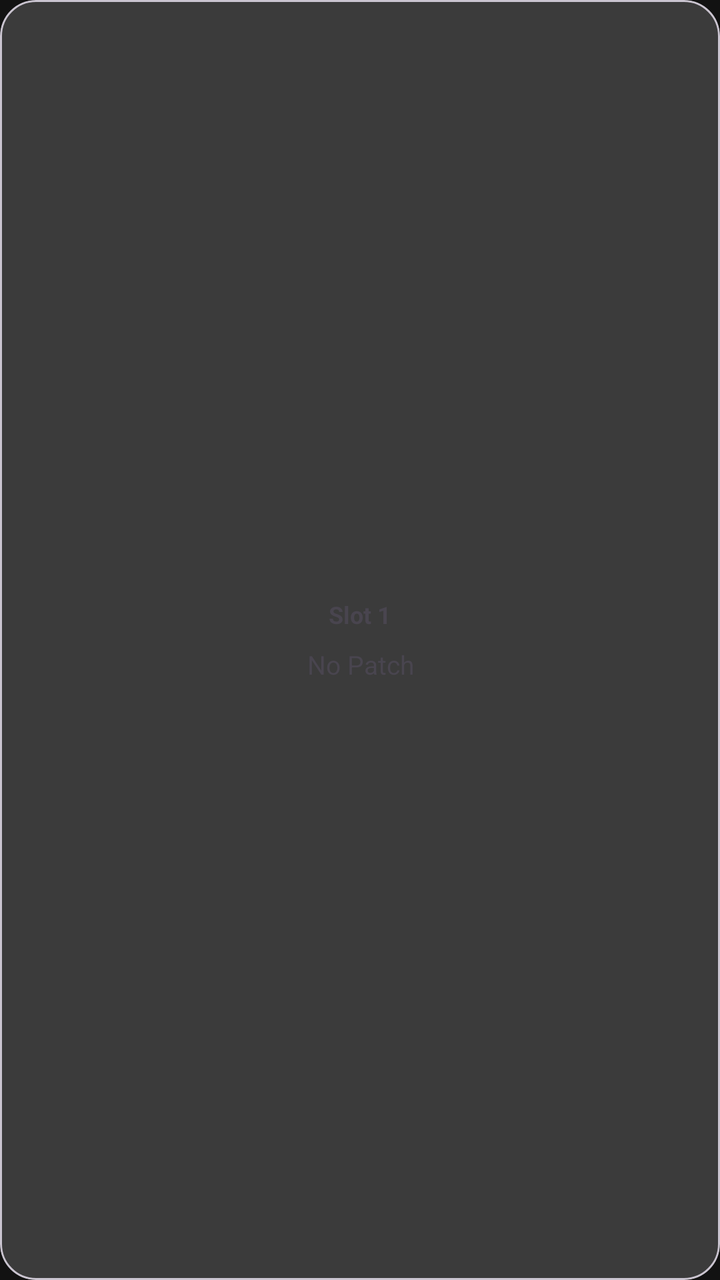
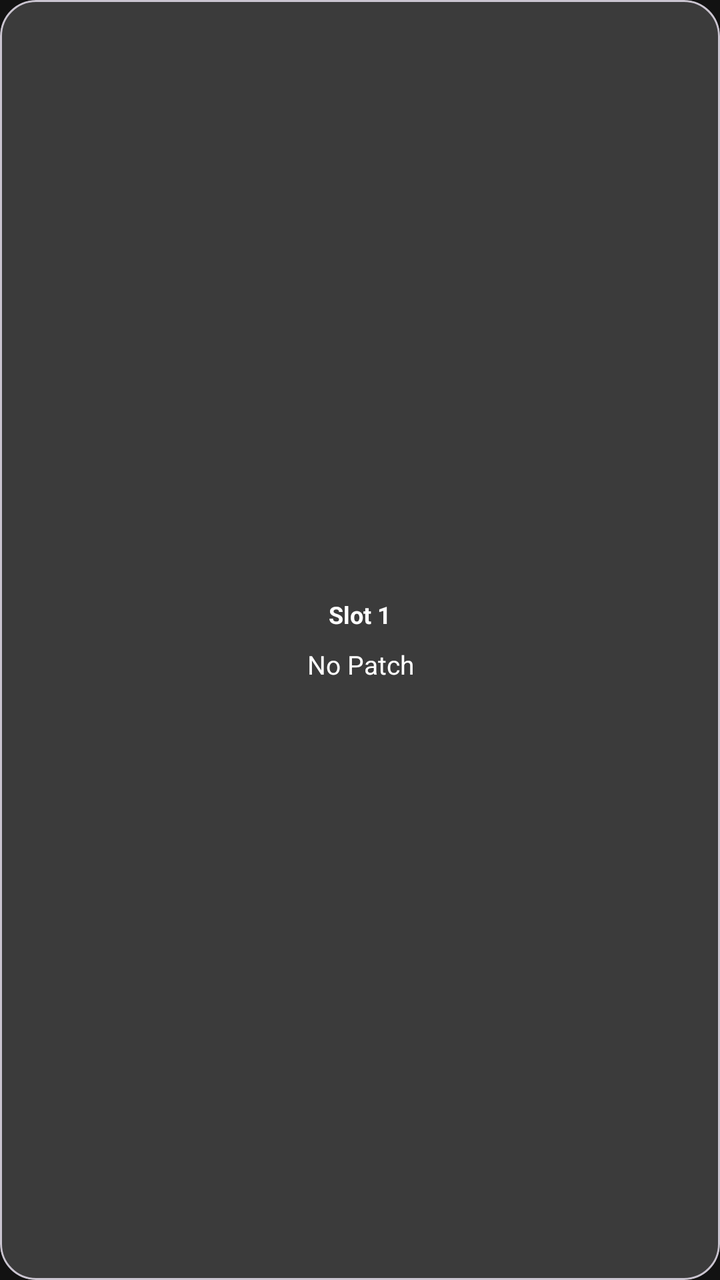

Before-and-after screenshots of an Android layout around one commit, followed by the original layout XML and the change that was made.
<!-- AndroidManifest.xml: application theme Theme.Droidchitect -->
<!-- res/layout/live_slot_item.xml -->
<?xml version="1.0" encoding="utf-8"?>
<com.google.android.material.card.MaterialCardView
    xmlns:android="http://schemas.android.com/apk/res/android"
    xmlns:app="http://schemas.android.com/apk/res-auto"
    android:id="@+id/liveSlotCard"
    android:layout_width="match_parent"
    android:layout_height="match_parent"
    android:layout_margin="6dp"
    android:clickable="true"
    android:focusable="true"
    app:cardCornerRadius="18dp">

    <LinearLayout
        android:layout_width="match_parent"
        android:layout_height="match_parent"
        android:gravity="center"
        android:orientation="vertical"
        android:background="@color/fg_tertiary"
        android:padding="10dp">

        
        
        

        <TextView
            android:id="@+id/textSlotTitle"
            android:layout_width="wrap_content"
            android:layout_height="wrap_content"
            android:text="Slot 1"
            android:textSize="12sp"
            android:textStyle="bold"/>

        
        
        

        <TextView
            android:id="@+id/textPatchName"
            android:layout_width="wrap_content"
            android:layout_height="wrap_content"
            android:layout_marginTop="8dp"
            android:gravity="center"
            android:maxLines="2"
            android:text="No Patch"
            android:textAlignment="center"
            android:textSize="13sp"/>

    </LinearLayout>

</com.google.android.material.card.MaterialCardView>
<!-- resources referenced by this layout -->
<resources>
  <color name="fg_tertiary">#3B3B3B</color>
  <style name="Theme.Droidchitect" parent="Base.Theme.Droidchitect" />
  <style name="Base.Theme.Droidchitect" parent="Theme.Material3.DayNight.NoActionBar">
  
          
          
          
  
          <item name="colorPrimary">
              @color/accent_orange
          </item>
  
          <item name="colorSecondary">
              @color/accent_orange
          </item>
  
          <item name="colorTertiary">
              @color/accent_orange
          </item>
  
          
          
          
  
          <item name="colorSurface">
              @color/bg_secondary
          </item>
  
          <item name="android:colorBackground">
              @color/bg_primary
          </item>
  
          
          
          
  
          <item name="colorControlActivated">
              @color/accent_orange
          </item>
  
          <item name="colorControlHighlight">
              @color/bg_tertiary
          </item>
  
          <item name="android:colorControlHighlight">
              @color/bg_tertiary
          </item>
  
          
          
          
  
          <item name="android:textColorHighlight">
              @android:color/transparent
          </item>
  
          
          
          
  
          <item name="materialAlertDialogTheme">
              @style/ThemeOverlay_Droidchitect_Dialog
          </item>
  
      </style>
  <color name="accent_orange">#FF7A00</color>
  <color name="bg_secondary">#2A2A2A</color>
  <color name="bg_primary">#121212</color>
  <color name="bg_tertiary">#2A2A2A</color>
  <style name="ThemeOverlay_Droidchitect_Dialog" parent="ThemeOverlay.Material3.MaterialAlertDialog">
  
          
  
          <item name="colorSurface">
              @color/bg_secondary
          </item>
  
          
  
          <item name="android:textColorPrimary">
              @color/text_primary
          </item>
  
          <item name="android:textColorSecondary">
              @color/text_secondary
          </item>
  
          
  
          <item name="buttonBarPositiveButtonStyle">
              @style/DroidDialogButton
          </item>
  
          <item name="buttonBarNegativeButtonStyle">
              @style/DroidDialogButton
          </item>
  
      </style>
  <color name="text_primary">#FFFFFF</color>
  <color name="text_secondary">#AAAAAA</color>
  <style name="DroidDialogButton" parent="Widget.Material3.Button.TextButton.Dialog">
  
          <item name="android:textColor">
              @color/accent_orange
          </item>
  
          <item name="rippleColor">
              @color/bg_tertiary
          </item>
  
      </style>
</resources>

<!-- the commit's change to res/layout/live_slot_item.xml (unified diff, before → after) -->
@@ -27,6 +27,7 @@
             android:layout_width="wrap_content"
             android:layout_height="wrap_content"
             android:text="Slot 1"
+            android:textColor="@color/text_primary"
             android:textSize="12sp"
             android:textStyle="bold"/>
 
@@ -43,6 +44,7 @@
             android:maxLines="2"
             android:text="No Patch"
             android:textAlignment="center"
+            android:textColor="@color/text_primary"
             android:textSize="13sp"/>
 
     </LinearLayout>
